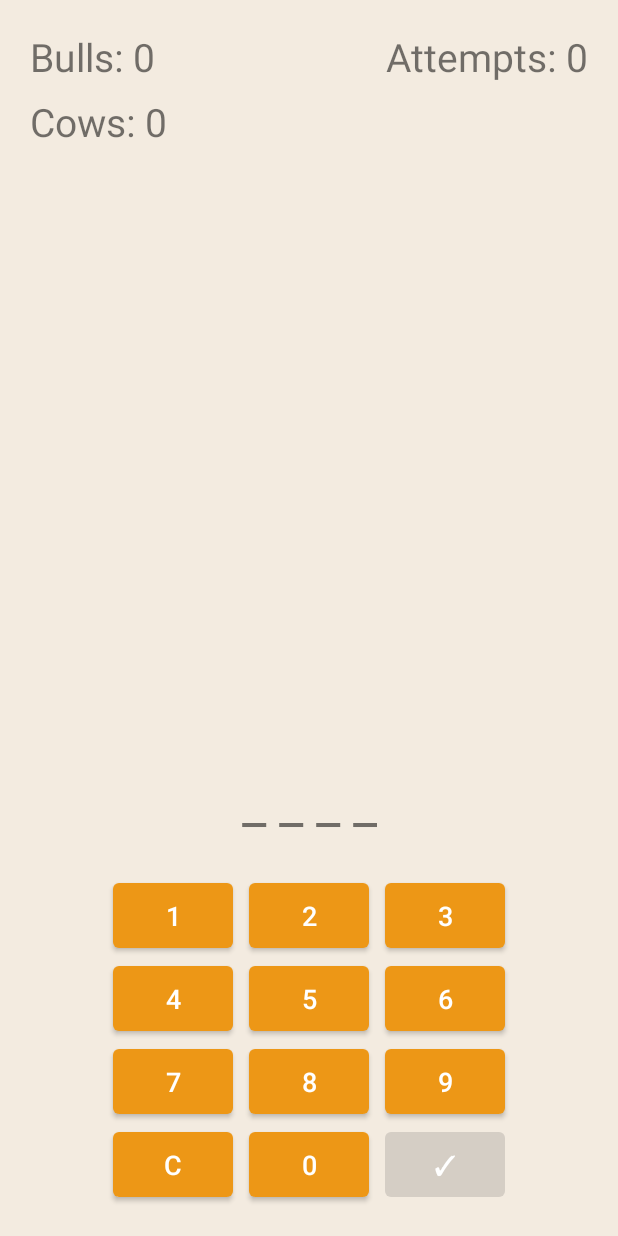
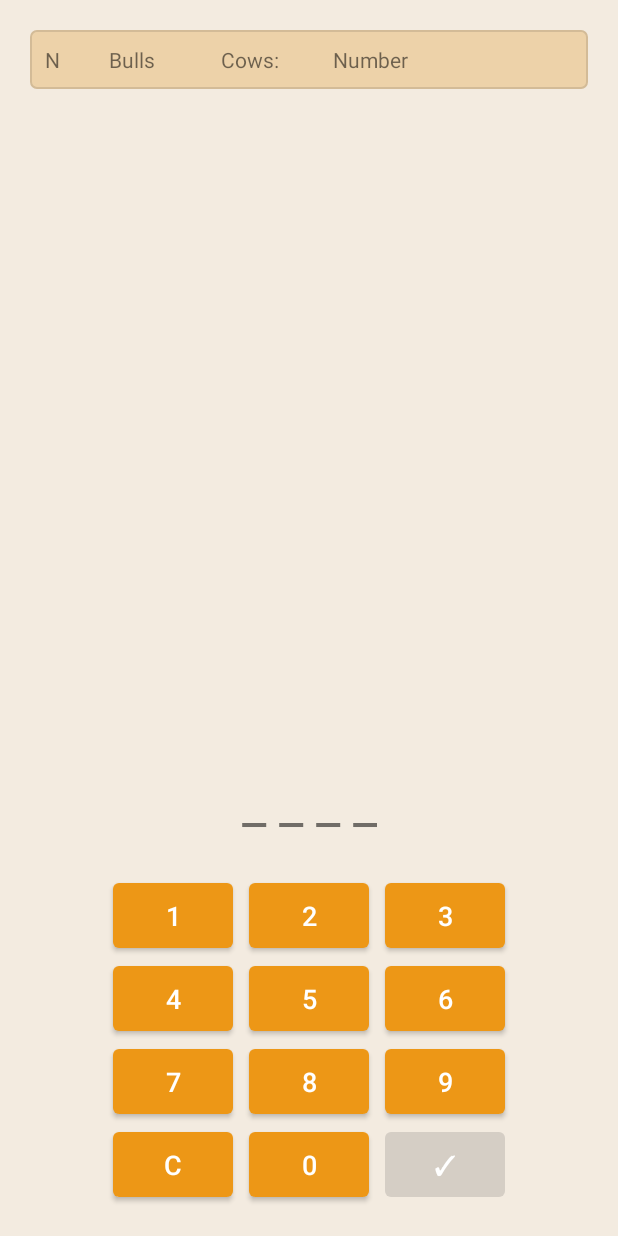
Before and after one commit to Andrinha/Bulls_and_Cows, an Android app: the GameActivity screen opened directly, with no data from a screen before it, on a phone screen of 412 x 824 dp. Run offline under Robolectric (Android 15) with nearby library versions, the phone set to English and light mode, and no system bars; our stand-ins replace data binding.

Commit message:
create recycler view

```diff
--- /dev/null
+++ b/app/src/main/java/com/fit/bullsandcows/data/Record.kt
@@ -0,0 +1,3 @@
+package com.fit.bullsandcows.data
+
+data class Record(val attempt: String, val bulls: String, val cows: String, val guess: String)
--- a/app/src/main/java/com/fit/bullsandcows/ui/game/GameActivity.kt
+++ b/app/src/main/java/com/fit/bullsandcows/ui/game/GameActivity.kt
@@ -5,7 +5,9 @@ import android.os.Bundle
 import android.view.MotionEvent
 import android.view.View
 import androidx.lifecycle.ViewModelProvider
+import androidx.recyclerview.widget.LinearLayoutManager
 import com.fit.bullsandcows.R
+import com.fit.bullsandcows.data.Record
 import com.fit.bullsandcows.databinding.ActivityGameBinding
 
 class GameActivity : AppCompatActivity() {
@@ -35,6 +37,8 @@ class GameActivity : AppCompatActivity() {
         setSubmitTouchListener(binding.buttonSubmit)
         //endregion
 
+        binding.recyclerRecord.layoutManager = LinearLayoutManager(this)
+        binding.recyclerRecord.adapter = viewModel.adapter
         disableButtons()
     }
 
@@ -77,9 +81,16 @@ class GameActivity : AppCompatActivity() {
             when (event.action) {
                 MotionEvent.ACTION_DOWN -> {
                     viewModel.getHint(viewModel.secret.value!!, viewModel.guess.value!!)
+                    viewModel.attempts.value = viewModel.attempts.value?.plus(1)
+                    viewModel.adapter.addRecord(
+                        Record(
+                            viewModel.attempts.value.toString(),
+                            viewModel.bulls.value!!,
+                            viewModel.cows.value!!,
+                            viewModel.guess.value!!))
                     viewModel.guess.value = ""
                     disableButtons()
-                    viewModel.attempts.value = viewModel.attempts.value?.plus(1)
+                    binding.recyclerRecord.scrollToPosition(viewModel.adapter.itemCount - 1)
                 }
             }
             v.performClick()
@@ -142,15 +153,6 @@ class GameActivity : AppCompatActivity() {
         viewModel.guess.observe(this) {
             binding.textInputGuess.text = convertString(it)
         }
-        viewModel.bulls.observe(this) {
-            binding.textBulls.text = getString(R.string.bulls, it)
-        }
-        viewModel.cows.observe(this) {
-            binding.textCows.text = getString(R.string.cows, it)
-        }
-        viewModel.attempts.observe(this) {
-            binding.textAttempts.text = getString(R.string.attempts, it.toString())
-        }
     }
 
     override fun onDestroy() {
--- a/app/src/main/java/com/fit/bullsandcows/ui/game/GameViewModel.kt
+++ b/app/src/main/java/com/fit/bullsandcows/ui/game/GameViewModel.kt
@@ -9,6 +9,7 @@ class GameViewModel: ViewModel() {
     var cows = MutableLiveData("0")
     var guess = MutableLiveData("")
     var secret = MutableLiveData<String>()
+    val adapter = RecordAdapter()
     private val digits = arrayOf(0, 1, 2, 3, 4, 5, 6, 7, 8, 9)
 
     init {
--- /dev/null
+++ b/app/src/main/java/com/fit/bullsandcows/ui/game/RecordAdapter.kt
@@ -0,0 +1,28 @@
+package com.fit.bullsandcows.ui.game
+
+import android.view.LayoutInflater
+import android.view.ViewGroup
+import androidx.recyclerview.widget.RecyclerView
+import com.fit.bullsandcows.R
+import com.fit.bullsandcows.data.Record
+
+class RecordAdapter: RecyclerView.Adapter<RecordHolder>() {
+    private val recordList = ArrayList<Record>()
+
+    override fun onCreateViewHolder(parent: ViewGroup, viewType: Int): RecordHolder {
+        val view = LayoutInflater.from(parent.context).inflate(R.layout.record_item, parent, false)
+        return RecordHolder(view)
+    }
+
+    override fun onBindViewHolder(holder: RecordHolder, position: Int) {
+        holder.bind(recordList[position])
+    }
+
+    override fun getItemCount(): Int {
+        return recordList.size
+    }
+    fun addRecord(record: Record) {
+        recordList.add(record)
+        notifyItemInserted(recordList.size)
+    }
+}
--- /dev/null
+++ b/app/src/main/res/drawable/recycle_header.xml
@@ -0,0 +1,25 @@
+<shape
+    xmlns:android="http://schemas.android.com/apk/res/android"
+    android:shape="rectangle"   >
+
+    <solid
+        android:color="@color/lightYellow" >
+    </solid>
+
+    <stroke
+        android:width="1dp"
+        android:color="#D3BB97" >
+    </stroke>
+
+    <padding
+        android:left="5dp"
+        android:top="5dp"
+        android:right="5dp"
+        android:bottom="5dp"    >
+    </padding>
+
+    <corners
+        android:radius="4dp"   >
+    </corners>
+
+</shape>
--- a/app/src/main/res/layout/activity_game.xml
+++ b/app/src/main/res/layout/activity_game.xml
@@ -15,34 +15,6 @@
         android:background="@color/extraLightYellow"
         android:padding="20dp"
         tools:context=".ui.game.GameActivity">
-
-        <TextView
-            android:id="@+id/text_bulls"
-            android:layout_width="wrap_content"
-            android:layout_height="wrap_content"
-            android:text="@string/bulls"
-            android:textSize="26sp"
-            app:layout_constraintStart_toStartOf="parent"
-            app:layout_constraintTop_toTopOf="parent" />
-
-        <TextView
-            android:id="@+id/text_cows"
-            android:layout_width="wrap_content"
-            android:layout_height="wrap_content"
-            android:layout_marginTop="8dp"
-            android:text="@string/cows"
-            android:textSize="26sp"
-            app:layout_constraintStart_toStartOf="parent"
-            app:layout_constraintTop_toBottomOf="@+id/text_bulls" />
-
-        <TextView
-            android:id="@+id/text_attempts"
-            android:layout_width="wrap_content"
-            android:layout_height="wrap_content"
-            android:textSize="26sp"
-            android:text="@string/attempts"
-            app:layout_constraintEnd_toEndOf="parent"
-            app:layout_constraintTop_toTopOf="parent" />
 
         <TextView
             android:id="@+id/text_inputGuess"
@@ -147,5 +119,59 @@
             </TableRow>
         </TableLayout>
 
+        <androidx.recyclerview.widget.RecyclerView
+            android:id="@+id/recycler_record"
+            android:layout_width="match_parent"
+            android:layout_height="0dp"
+
+            app:layout_constraintBottom_toTopOf="@+id/text_inputGuess"
+            app:layout_constraintEnd_toEndOf="parent"
+            app:layout_constraintStart_toStartOf="parent"
+            app:layout_constraintTop_toBottomOf="@+id/linearLayout"
+            app:layout_constraintVertical_bias="0.0" />
+
+        <LinearLayout
+            android:id="@+id/linearLayout"
+            android:layout_width="0dp"
+            android:layout_height="wrap_content"
+            android:orientation="horizontal"
+            android:background="@drawable/recycle_header"
+            app:layout_constraintEnd_toEndOf="parent"
+            app:layout_constraintStart_toStartOf="parent"
+            app:layout_constraintTop_toTopOf="parent">
+
+            <TextView
+                android:id="@+id/text_attempt"
+                android:layout_width="0dp"
+                android:layout_height="wrap_content"
+                android:layout_weight="1"
+                android:layout_margin="5dp"
+                android:text="@string/n" />
+
+            <TextView
+                android:id="@+id/text_bulls"
+                android:layout_width="0dp"
+                android:layout_height="wrap_content"
+                android:layout_weight="2"
+                android:layout_margin="5dp"
+                android:text="@string/bulls" />
+
+            <TextView
+                android:id="@+id/text_cows"
+                android:layout_width="0dp"
+                android:layout_height="wrap_content"
+                android:layout_weight="2"
+                android:layout_margin="5dp"
+                android:text="@string/cows" />
+
+            <TextView
+                android:id="@+id/text_guess"
+                android:layout_width="0dp"
+                android:layout_height="wrap_content"
+                android:layout_weight="5"
+                android:layout_margin="5dp"
+                android:text="@string/number" />
+        </LinearLayout>
+
     </androidx.constraintlayout.widget.ConstraintLayout>
 </layout>
--- a/app/src/main/res/values/strings.xml
+++ b/app/src/main/res/values/strings.xml
@@ -1,11 +1,13 @@
 <resources>
     <string name="app_name">Bulls and Cows</string>
     <string name="cow_logo_image">Cow logo image</string>
-    <string name="bulls">Bulls: %1$s</string>
-    <string name="cows">Cows: %1$s</string>
+    <string name="bulls">Bulls</string>
+    <string name="cows">Cows:</string>
     <string name="empty_input">_ _ _ _</string>
     <string name="attempts">Attempts: %1$s</string>
     <string name="start">start</string>
     <string name="statistics">statistics</string>
     <string name="setting">setting</string>
+    <string name="number">Number</string>
+    <string name="n">N</string>
 </resources>
```
Also changed, not shown: app/src/main/java/com/fit/bullsandcows/ui/game/RecordHolder.kt (added, +16 -0 lines), app/src/main/res/layout-land/activity_main.xml (+8 -7 lines), app/src/main/res/layout/record_item.xml (added, +66 -0 lines), app/src/main/res/values/styles.xml (+17 -1 lines).
